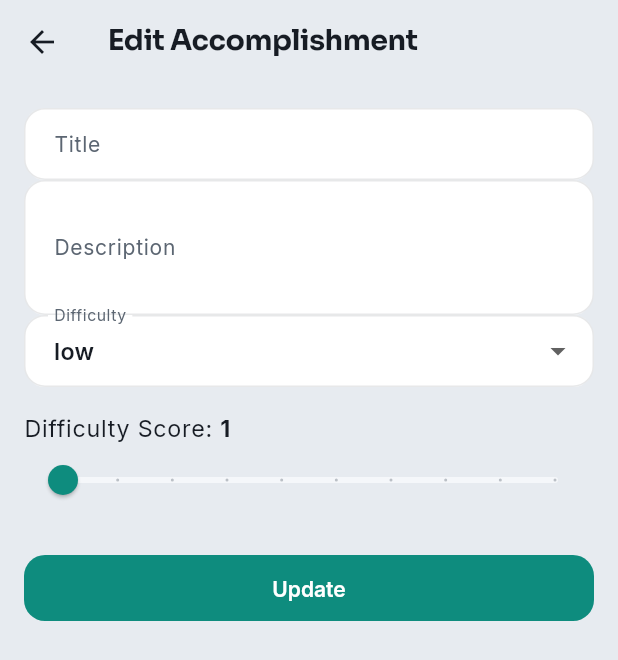
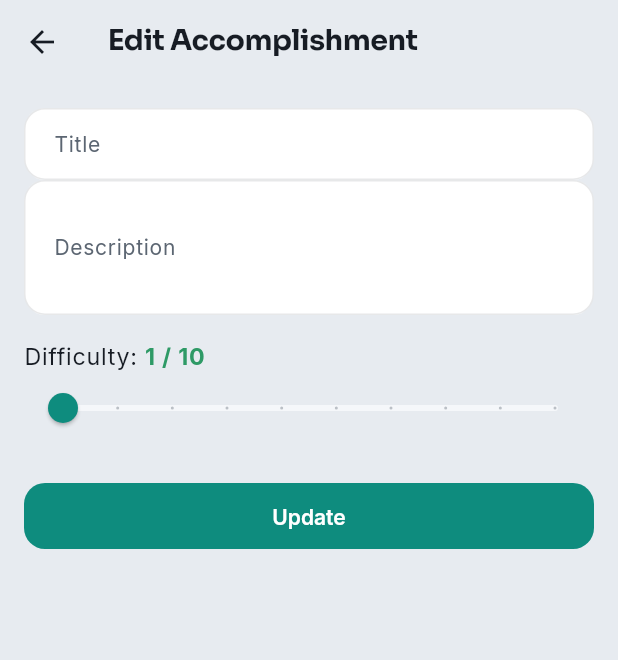
Before and after one commit to rjw1428/taskr, a Flutter app: the _AccomplishmentDetailView screen opened directly with empty values, after a tap on "Edit", on a phone screen of 412 x 824 dp. Shown: the top 660 px of the screen. Run offline on Flutter 3.47's test engine with Material 3 defaults, Android fonts, the phone set to English and light mode, and no system bars; our stand-ins replace cloud_firestore, cloud_functions, confetti, firebase_auth, firebase_core, firebase_messaging and 8 more; missing offline and left inert: algoliasearch, rrule; accounts and stored records are empty; statements that could not run were skipped.

Commit message:
Accomplishments score-based difficulty + color; habits/notifications data model
- Accomplishments: drop the High/Med/Low Difficulty enum in favor of the
  1-10 difficultyScore; color entries by score (green→amber→red) in the
  form, detail, and Performance list; tighten the Performance list padding.
- add-habits-and-notifications group 1: Habit + AppNotification models,
  Task.habitId, regenerated models.g.dart.

Co-Authored-By: Claude Opus 4.8 (1M context) <noreply@anthropic.com>

```diff
--- /dev/null
+++ b/lib/accomplishments/accomplishment_color.dart
@@ -0,0 +1,14 @@
+import 'package:flutter/material.dart';
+import 'package:taskr/shared/shared.dart';
+
+/// Maps an accomplishment difficulty score (1–10) to a color on a
+/// green → amber → red gradient, reusing the priority-palette accents so it
+/// reads consistently with the rest of the app in both themes.
+Color accomplishmentScoreColor(ThemeData theme, int score) {
+  final t = theme.appTokens;
+  final low = t.of(Effort.low).accent; // green
+  final mid = t.of(Effort.medium).accent; // amber
+  final high = t.of(Effort.high).accent; // red
+  final s = (score.clamp(1, 10) - 1) / 9.0; // 0..1
+  return s <= 0.5 ? Color.lerp(low, mid, s * 2)! : Color.lerp(mid, high, (s - 0.5) * 2)!;
+}
--- a/lib/accomplishments/accomplishment_detail_page.dart
+++ b/lib/accomplishments/accomplishment_detail_page.dart
@@ -1,4 +1,5 @@
 import 'package:taskr/accomplishments/accomplishment_form.dart';
+import 'package:taskr/accomplishments/accomplishment_color.dart';
 import 'package:flutter/material.dart';
 import 'package:taskr/services/models.dart';
 import 'package:provider/provider.dart';
@@ -74,14 +75,23 @@ class _AccomplishmentDetailView extends StatelessWidget {
               style: theme.textTheme.bodyMedium?.copyWith(color: t.textMuted),
             ),
             const SizedBox(height: Insets.md),
-            Text(
-              'Difficulty: ${accomplishment.difficulty.toString().split('.').last}',
-              style: theme.textTheme.bodyMedium?.copyWith(color: t.textMuted),
-            ),
-            const SizedBox(height: Insets.md),
-            Text(
-              'Difficulty Score: ${accomplishment.difficultyScore}/10',
-              style: theme.textTheme.bodyMedium?.copyWith(color: t.textMuted),
+            Row(
+              children: [
+                Text('Difficulty: ', style: theme.textTheme.bodyMedium?.copyWith(color: t.textMuted)),
+                Container(
+                  width: 10,
+                  height: 10,
+                  margin: const EdgeInsets.only(right: 6),
+                  decoration: BoxDecoration(
+                    color: accomplishmentScoreColor(theme, accomplishment.difficultyScore),
+                    shape: BoxShape.circle,
+                  ),
+                ),
+                Text('${accomplishment.difficultyScore} / 10',
+                    style: theme.textTheme.bodyMedium?.copyWith(
+                        fontWeight: FontWeight.w700,
+                        color: accomplishmentScoreColor(theme, accomplishment.difficultyScore))),
+              ],
             ),
             const SizedBox(height: Insets.xl),
             Text(
--- a/lib/accomplishments/accomplishment_form.dart
+++ b/lib/accomplishments/accomplishment_form.dart
@@ -1,5 +1,6 @@
 import 'package:flutter/material.dart';
 import 'package:provider/provider.dart';
+import 'package:taskr/accomplishments/accomplishment_color.dart';
 import 'package:taskr/services/accomplishment.provider.dart';
 import 'package:taskr/services/models.dart';
 import 'package:taskr/shared/shared.dart';
@@ -17,7 +18,6 @@ class _AccomplishmentFormState extends State<AccomplishmentForm> {
   final _formKey = GlobalKey<FormState>();
   String? _title;
   String? _description;
-  Difficulty _difficulty = Difficulty.low;
   int _difficultyScore = 1;
   String pageHeader = 'Add Accomplishment';
   String actionButton = 'Add';
@@ -28,7 +28,6 @@ class _AccomplishmentFormState extends State<AccomplishmentForm> {
     if (widget.accomplishment != null) {
       _title = widget.accomplishment!.title;
       _description = widget.accomplishment!.description ?? '';
-      _difficulty = widget.accomplishment!.difficulty;
       _difficultyScore = widget.accomplishment!.difficultyScore;
       pageHeader = 'Edit Accomplishment';
       actionButton = 'Update';
@@ -71,26 +70,14 @@ class _AccomplishmentFormState extends State<AccomplishmentForm> {
                   _description = value!;
                 },
               ),
-              DropdownButtonFormField<Difficulty>(
-                initialValue: _difficulty,
-                decoration: const InputDecoration(labelText: 'Difficulty'),
-                items: Difficulty.values.map((Difficulty difficulty) {
-                  return DropdownMenuItem<Difficulty>(
-                    value: difficulty,
-                    child: Text(difficulty.toString().split('.').last),
-                  );
-                }).toList(),
-                onChanged: (Difficulty? newValue) {
-                  setState(() {
-                    _difficulty = newValue!;
-                  });
-                },
-              ),
               const SizedBox(height: Insets.lg),
               Row(
                 children: [
-                  Text('Difficulty Score: ', style: theme.textTheme.bodyLarge),
-                  Text('$_difficultyScore', style: theme.textTheme.bodyLarge?.copyWith(fontWeight: FontWeight.bold)),
+                  Text('Difficulty: ', style: theme.textTheme.bodyLarge),
+                  Text('$_difficultyScore / 10',
+                      style: theme.textTheme.bodyLarge?.copyWith(
+                          fontWeight: FontWeight.bold,
+                          color: accomplishmentScoreColor(theme, _difficultyScore))),
                 ],
               ),
               Slider(
@@ -125,7 +112,6 @@ class _AccomplishmentFormState extends State<AccomplishmentForm> {
                         title: _title!,
                         description: _description,
                         date: widget.accomplishment!.date,
-                        difficulty: _difficulty,
                         difficultyScore: _difficultyScore,
                       );
                       Provider.of<AccomplishmentProvider>(context, listen: false)
@@ -135,7 +121,6 @@ class _AccomplishmentFormState extends State<AccomplishmentForm> {
                         title: _title!,
                         description: _description,
                         date: DateTime.now().toIso8601String(),
-                        difficulty: _difficulty,
                         difficultyScore: _difficultyScore,
                       );
                       Provider.of<AccomplishmentProvider>(context, listen: false).addAccomplishment(newAccomplishment);
```
Also changed, not shown: lib/performance/performance_page.dart (+24 -12 lines), lib/services/models.dart (+72 -8 lines), lib/services/models.g.dart.
